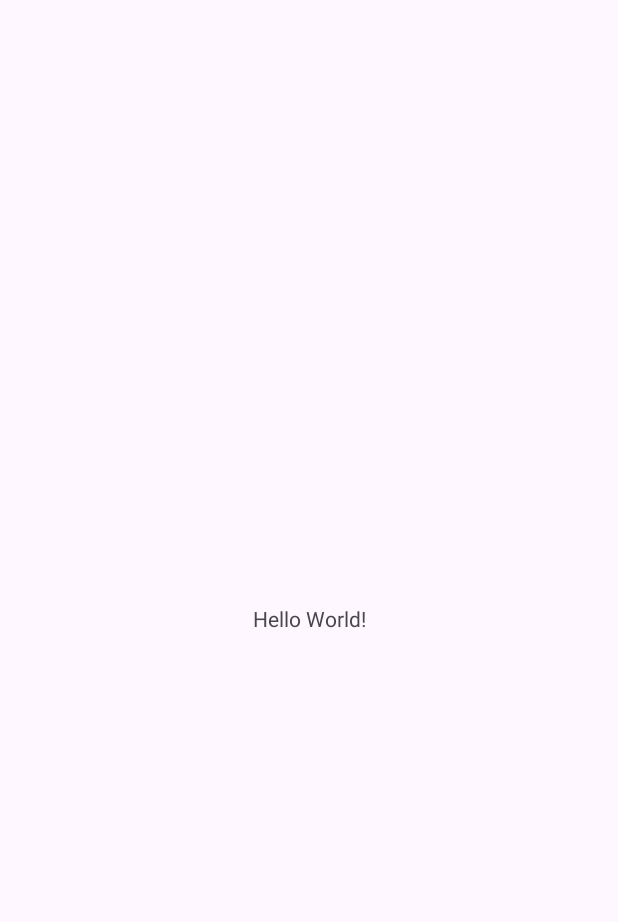
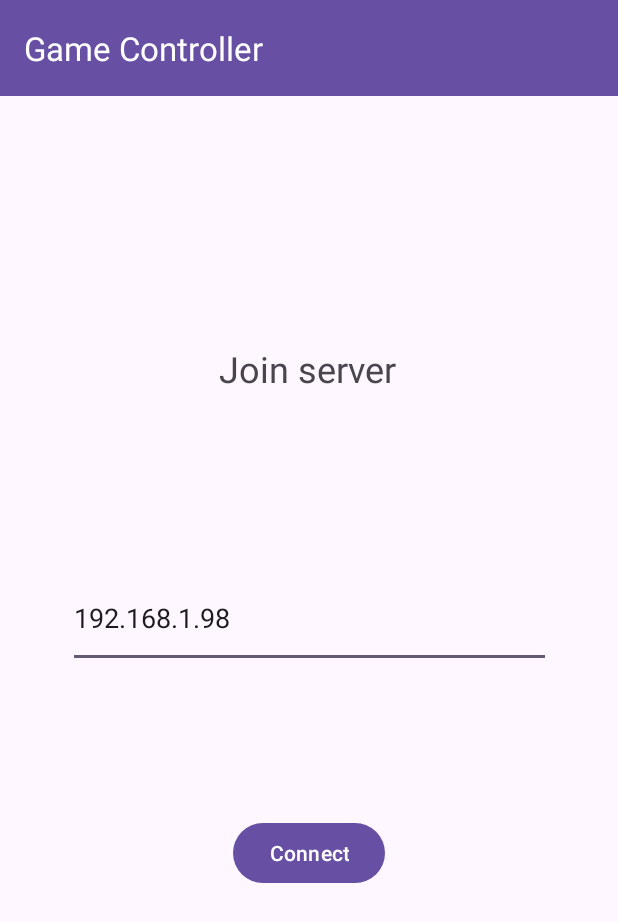
Before and after one commit to SupCrown/android, an Android app: the screen it shows after launch (MainActivity), on a phone screen of 412 x 824 dp. Before the commit the part shown is almost empty. Shown: the top 922 px of the screen. Run offline under Robolectric (Android 15) with nearby library versions, the phone set to English and light mode, and no system bars.

Commit message:
main layout

```diff
--- a/TPManette/app/src/main/AndroidManifest.xml
+++ b/TPManette/app/src/main/AndroidManifest.xml
@@ -1,7 +1,8 @@
 <?xml version="1.0" encoding="utf-8"?>
 <manifest xmlns:android="http://schemas.android.com/apk/res/android"
     xmlns:tools="http://schemas.android.com/tools">
-
+    <uses-permission android:name="android.permission.INTERNET" />
+    <uses-permission android:name="android.permission.ACCESS_NETWORK_STATE" />
     <application
         android:allowBackup="true"
         android:dataExtractionRules="@xml/data_extraction_rules"
--- a/TPManette/app/src/main/java/com/Kebaili_Bloise/controller/MainActivity.java
+++ b/TPManette/app/src/main/java/com/Kebaili_Bloise/controller/MainActivity.java
@@ -1,8 +1,13 @@
 package com.Kebaili_Bloise.controller;
 
+import android.app.GameManager;
 import android.os.Bundle;
+import android.widget.EditText;
+
+
 import androidx.activity.EdgeToEdge;
 import androidx.appcompat.app.AppCompatActivity;
+import androidx.appcompat.widget.Toolbar;
 import androidx.core.graphics.Insets;
 import androidx.core.view.ViewCompat;
 import androidx.core.view.WindowInsetsCompat;
@@ -14,10 +19,22 @@ public class MainActivity extends AppCompatActivity {
         super.onCreate(savedInstanceState);
         EdgeToEdge.enable(this);
         setContentView(R.layout.activity_main);
+
+
         ViewCompat.setOnApplyWindowInsetsListener(findViewById(R.id.main), (v, insets) -> {
             Insets systemBars = insets.getInsets(WindowInsetsCompat.Type.systemBars());
             v.setPadding(systemBars.left, systemBars.top, systemBars.right, systemBars.bottom);
             return insets;
         });
+
+        Toolbar toolbar = findViewById(R.id.my_toolbar);
+        setSupportActionBar(toolbar);
+        getSupportActionBar().setTitle("Game Controller");
+
+
+        EditText IP = findViewById(R.id.textconnectionid);
     }
+
+
+
 }
--- a/TPManette/app/src/main/res/layout/activity_main.xml
+++ b/TPManette/app/src/main/res/layout/activity_main.xml
@@ -7,10 +7,43 @@
     android:layout_height="match_parent"
     tools:context=".MainActivity">
 
+    <androidx.appcompat.widget.Toolbar
+        android:id="@+id/my_toolbar"
+        android:layout_width="match_parent"
+        android:layout_height="?attr/actionBarSize"
+        android:background="?attr/colorPrimary"
+        android:theme="@style/ThemeOverlay.AppCompat.ActionBar"
+        app:popupTheme="@style/ThemeOverlay.AppCompat.Light"
+        app:titleTextColor="#FFFFFF" />
     <TextView
+        android:id="@+id/textView"
         android:layout_width="wrap_content"
         android:layout_height="wrap_content"
-        android:text="Hello World!"
+        android:text="Join server"
+        android:textSize="24sp"
+        app:layout_constraintBottom_toBottomOf="parent"
+        app:layout_constraintEnd_toEndOf="parent"
+        app:layout_constraintHorizontal_bias="0.498"
+        app:layout_constraintStart_toStartOf="parent"
+        app:layout_constraintTop_toTopOf="parent"
+        app:layout_constraintVertical_bias="0.29" />
+
+    <Button
+        android:id="@+id/button"
+        android:layout_width="wrap_content"
+        android:layout_height="wrap_content"
+        android:text="Connect"
+        app:layout_constraintBottom_toBottomOf="parent"
+        app:layout_constraintEnd_toEndOf="parent"
+        app:layout_constraintStart_toStartOf="parent"
+        app:layout_constraintTop_toTopOf="parent"
+        app:layout_constraintVertical_bias="0.702" />
+
+    <EditText
+        android:id="@+id/textconnectionid"
+        android:layout_width="322dp"
+        android:layout_height="66dp"
+        android:text="192.168.1.98"
         app:layout_constraintBottom_toBottomOf="parent"
         app:layout_constraintEnd_toEndOf="parent"
         app:layout_constraintStart_toStartOf="parent"
--- /dev/null
+++ b/TPManette/app/src/main/res/menu/menu_toolbar.xml
@@ -0,0 +1,3 @@
+<?xml version="1.0" encoding="utf-8"?>
+<menu xmlns:app="http://schemas.android.com/apk/res-auto"
+    xmlns:android="http://schemas.android.com/apk/res/android"/>
```
